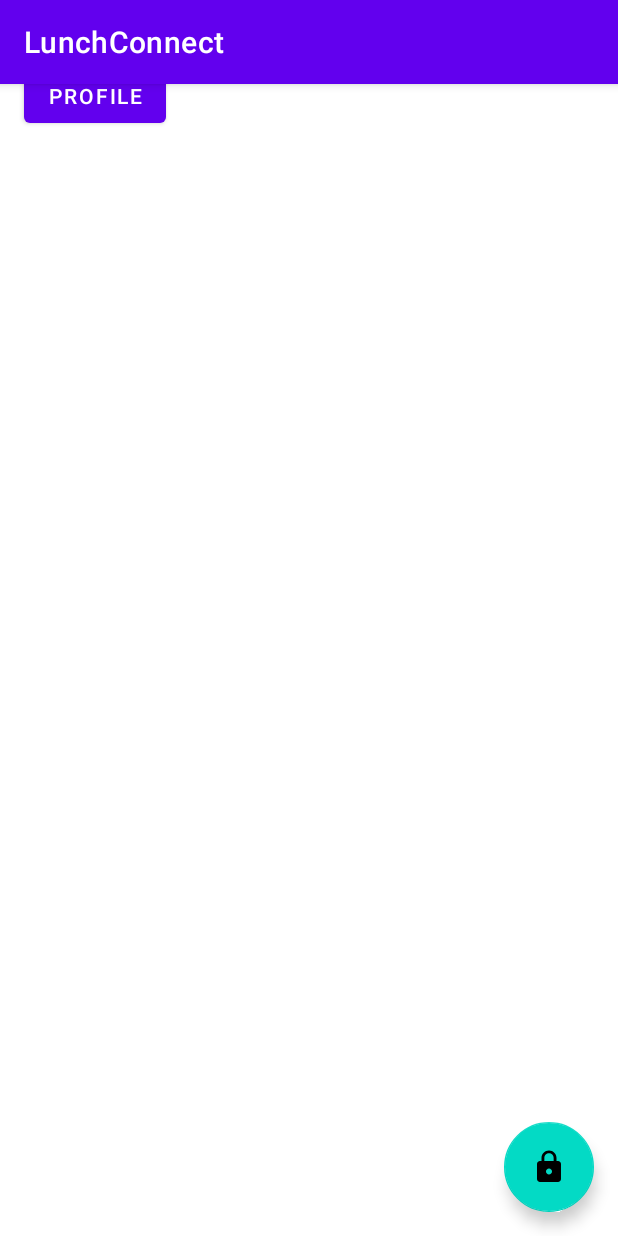
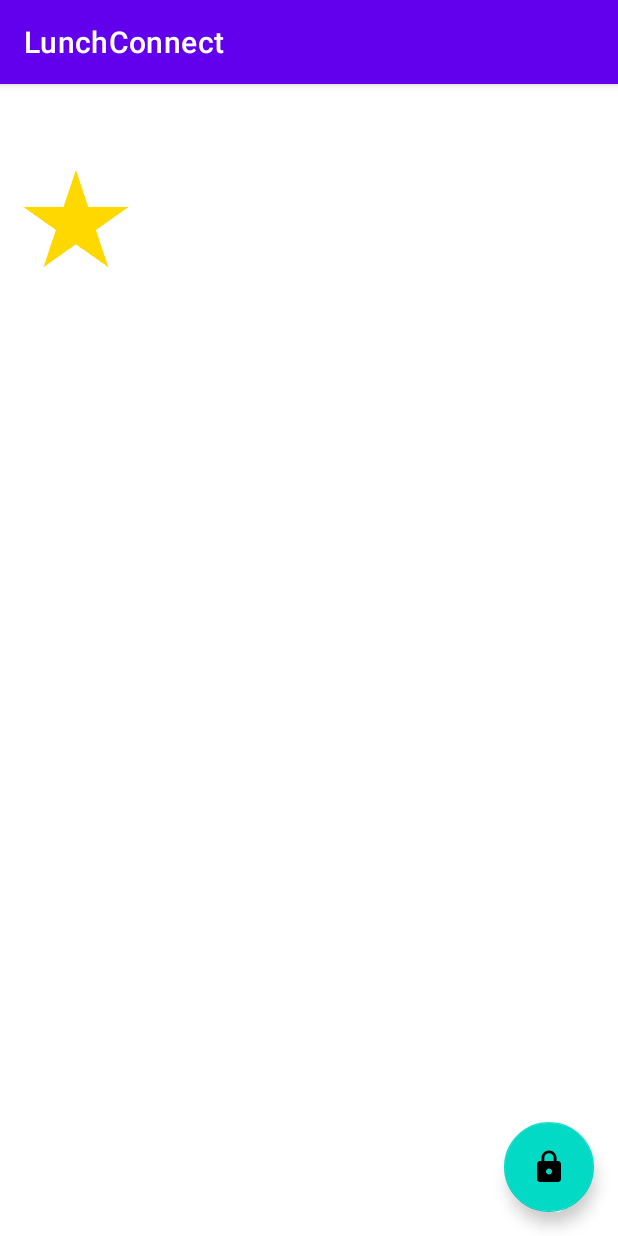
Before and after one commit to wilfredNJH/LunchConnect, an Android app: the screen it shows after launch (MainActivity), on a phone screen of 412 x 824 dp. Run offline under Robolectric (Android 15) with nearby library versions, the light colour scheme and no system bars; libraries missing offline, so code that uses them is left out: com.amplifyframework.api, com.amplifyframework.auth, com.amplifyframework.core, com.amplifyframework.storage; network calls fail; 9 statements that could not run were skipped.

Commit message:
Profile image at main

```diff
--- a/app/src/main/java/com/example/lunchconnect/MainActivity.kt
+++ b/app/src/main/java/com/example/lunchconnect/MainActivity.kt
@@ -6,9 +6,12 @@ the main activity class observes changes on the list of Notes and creates an Not
 
  */
 import android.content.Intent
+import android.graphics.Bitmap
+import android.graphics.BitmapFactory
 import android.os.Bundle
 import android.util.Log
 import android.widget.Button
+import android.widget.ImageView
 import androidx.appcompat.app.AppCompatActivity
 import androidx.appcompat.widget.ButtonBarLayout
 import androidx.appcompat.widget.Toolbar
@@ -18,11 +21,12 @@ import androidx.recyclerview.widget.RecyclerView
 import com.google.android.material.floatingactionbutton.FloatingActionButton
 import kotlinx.android.synthetic.main.activity_main.*
 import kotlinx.android.synthetic.main.content_main.*
+import java.io.FileNotFoundException
 
 class MainActivity : AppCompatActivity() {
 
-    private lateinit var profile: Button
 
+    private lateinit var profileimage: ImageView
 
     override fun onCreate(savedInstanceState: Bundle?) {
         super.onCreate(savedInstanceState)
@@ -36,7 +40,10 @@ class MainActivity : AppCompatActivity() {
         // open when the user is authenticated and closed when the user has no session.
         setupAuthButton(UserData)
 
-        profile =findViewById(R.id.button_profile)
+
+        profileimage =findViewById(R.id.profile_main)
+        // Load the image from internal storage
+        loadImage("profile_image.png")
 
 
         UserData.isSignedIn.observe(this, Observer<Boolean> { isSignedUp ->
@@ -58,17 +65,25 @@ class MainActivity : AppCompatActivity() {
         })
 
 
-        profile.setOnClickListener {
+
+
+        profileimage.setOnClickListener {
+            Log.d(TAG, "ImageView was clicked")
             val intent = Intent(this, ProfileActivity::class.java)
             startActivity(intent)
         }
-
 
         // register a click listener
         fabAdd.setOnClickListener {
             startActivity(Intent(this, AddNoteActivity::class.java))
         }
+    }//oncreate
+
+    override fun onResume() {
+        super.onResume()
+        loadImage("profile_image.png")
     }
+
 
     // recycler view is the list of cells
     private fun setupRecyclerView(recyclerView: RecyclerView) {
@@ -110,6 +125,28 @@ class MainActivity : AppCompatActivity() {
         Backend.handleWebUISignInResponse(requestCode, resultCode, data)
     }
 
+
+
+    private fun loadImageFromInternalStorage(filename: String): Bitmap? {
+        val fis = openFileInput(filename)
+        val bitmap = BitmapFactory.decodeStream(fis)
+        fis.close()
+        return bitmap
+    }
+    private fun loadImage(filename: String)
+    {
+        // Load the image from internal storage
+        try {
+            val bitmap = loadImageFromInternalStorage("profile_image.png")
+            if (bitmap != null) {
+                findViewById<ImageView>(R.id.profile_main).setImageBitmap(bitmap)
+            }
+        } catch (e: FileNotFoundException) {
+            e.printStackTrace()
+            // Handle the situation when the file does not exist, perhaps by showing a default image or a toast message
+        }
+    }
+
     companion object {
         private const val TAG = "MainActivity"
     }
--- /dev/null
+++ b/app/src/main/res/drawable/ripple_effect.xml
@@ -0,0 +1,9 @@
+<?xml version="1.0" encoding="utf-8"?>
+<ripple xmlns:android="http://schemas.android.com/apk/res/android"
+    android:color="?android:attr/colorControlHighlight">
+    <item android:id="@android:id/mask">
+        <shape android:shape="oval">
+            <solid android:color="#000000"/>
+        </shape>
+    </item>
+</ripple>
--- a/app/src/main/res/layout/activity_main.xml
+++ b/app/src/main/res/layout/activity_main.xml
@@ -21,22 +21,28 @@
 
     </com.google.android.material.appbar.AppBarLayout>
 
-    <Button
-        android:id="@+id/button_profile"
-        android:layout_width="wrap_content"
-        android:layout_height="wrap_content"
-        android:text="Profile"
-        android:layout_below="@id/appBarLayout"
-        android:layout_marginTop="40dp"
-        android:layout_marginStart="16dp" />
 
-    <include layout="@layout/content_main" />
+
+    <ImageView
+        android:id="@+id/profile_main"
+        android:layout_width="100dp"
+        android:layout_height="100dp"
+        android:layout_marginTop="100dp"
+        android:src="@drawable/star"
+        android:background="@drawable/ripple_effect"
+        android:clickable="true"
+        android:focusable="true"/>
+
+
+
+   <include layout="@layout/content_main" />
 
     <com.google.android.material.floatingactionbutton.FloatingActionButton
         android:id="@+id/fabAdd"
         android:layout_width="wrap_content"
         android:layout_height="wrap_content"
         android:layout_alignParentRight="true"
+        android:layout_marginTop="100dp"
         android:layout_gravity="bottom|end"
         android:layout_margin="@dimen/fab_margin"
         android:visibility="invisible"
--- a/app/src/main/res/layout/content_main.xml
+++ b/app/src/main/res/layout/content_main.xml
@@ -12,7 +12,7 @@
         android:name="com.example.myapplication.ItemListFragment"
         android:layout_width="match_parent"
         android:layout_height="match_parent"
-        android:layout_marginTop="60dp"
+        android:layout_marginTop="200dp"
 
         android:paddingHorizontal="8dp"
         android:paddingVertical="8dp"
```
